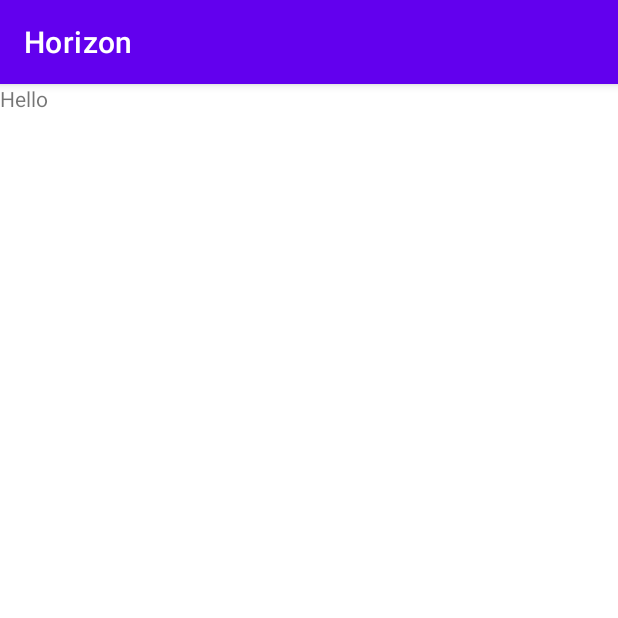
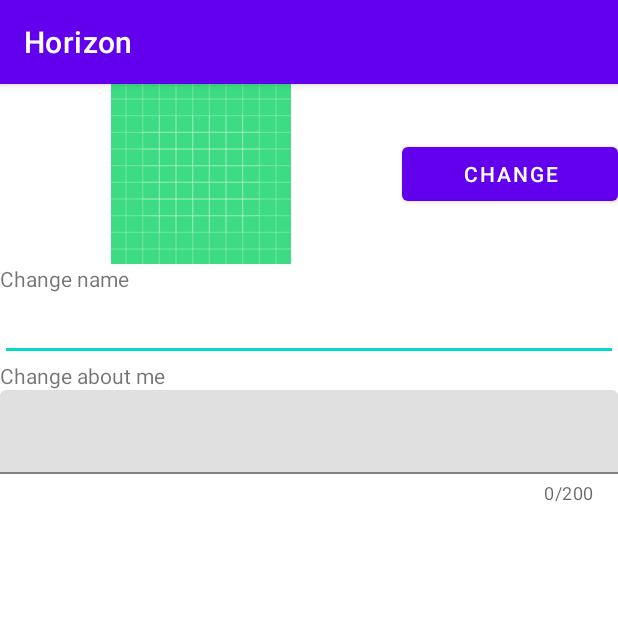
Before and after one commit to zoeyle144/cmpt362project, an Android app: the UserProfileActivity screen opened directly, with no data from a screen before it, on a phone screen of 412 x 824 dp, the top half of it. Run offline under Robolectric (Android 15) with nearby library versions, the phone set to English and light mode, and no system bars.

Commit message:
Add buttons and fields to user prof activity

```diff
--- a/Project/app/src/main/java/com/example/cmpt362project/ui/settings/UserProfileActivity.kt
+++ b/Project/app/src/main/java/com/example/cmpt362project/ui/settings/UserProfileActivity.kt
@@ -8,5 +8,7 @@ class UserProfileActivity : AppCompatActivity() {
     override fun onCreate(savedInstanceState: Bundle?) {
         super.onCreate(savedInstanceState)
         setContentView(R.layout.activity_user_profile)
+
+
     }
 }
--- a/Project/app/src/main/res/layout/activity_user_profile.xml
+++ b/Project/app/src/main/res/layout/activity_user_profile.xml
@@ -8,12 +8,59 @@
     android:orientation="vertical"
     tools:context=".ui.settings.UserProfileActivity">
 
+    <LinearLayout
+        android:layout_width="match_parent"
+        android:layout_height="wrap_content"
+        android:orientation="horizontal"
+        >
+        <ImageView
+            android:layout_width="120dp"
+            android:layout_height="120dp"
+            app:layout_constraintTop_toTopOf="parent"
+            app:layout_constraintLeft_toLeftOf="parent"
+            app:srcCompat="@drawable/ic_launcher_background"
+            android:contentDescription="Your profile picture"
+            android:layout_weight="3"/>
+        <Button
+            android:id="@+id/button"
+            android:layout_width="wrap_content"
+            android:layout_height="wrap_content"
+            android:text="Change"
+            android:layout_weight="1"
+            android:layout_gravity="center_vertical"
+            />
+    </LinearLayout>
+
     <TextView
-        android:layout_width="wrap_content"
+        android:layout_width="match_parent"
         android:layout_height="wrap_content"
-        android:text="Hello"
+        android:text="Change name" />
+
+    <EditText
+        android:id="@+id/profile_edit_name"
+        android:layout_width="match_parent"
+        android:layout_height="wrap_content"
+        android:ems="10"
+        android:inputType="textPersonName"
         />
 
+    <TextView
+        android:layout_width="match_parent"
+        android:layout_height="wrap_content"
+        android:text="Change about me" />
 
+    <com.google.android.material.textfield.TextInputLayout
+        android:layout_width="match_parent"
+        android:layout_height="match_parent"
+        app:counterEnabled="true"
+        app:counterMaxLength="200" >
+        <com.google.android.material.textfield.TextInputEditText
+            android:id="@+id/profile_about_me"
+            android:layout_width="match_parent"
+            android:layout_height="wrap_content"
+            android:maxLength="200"
+            android:inputType="textMultiLine"
+            android:minHeight="48dp" />
+    </com.google.android.material.textfield.TextInputLayout>
 
 </LinearLayout>
```
